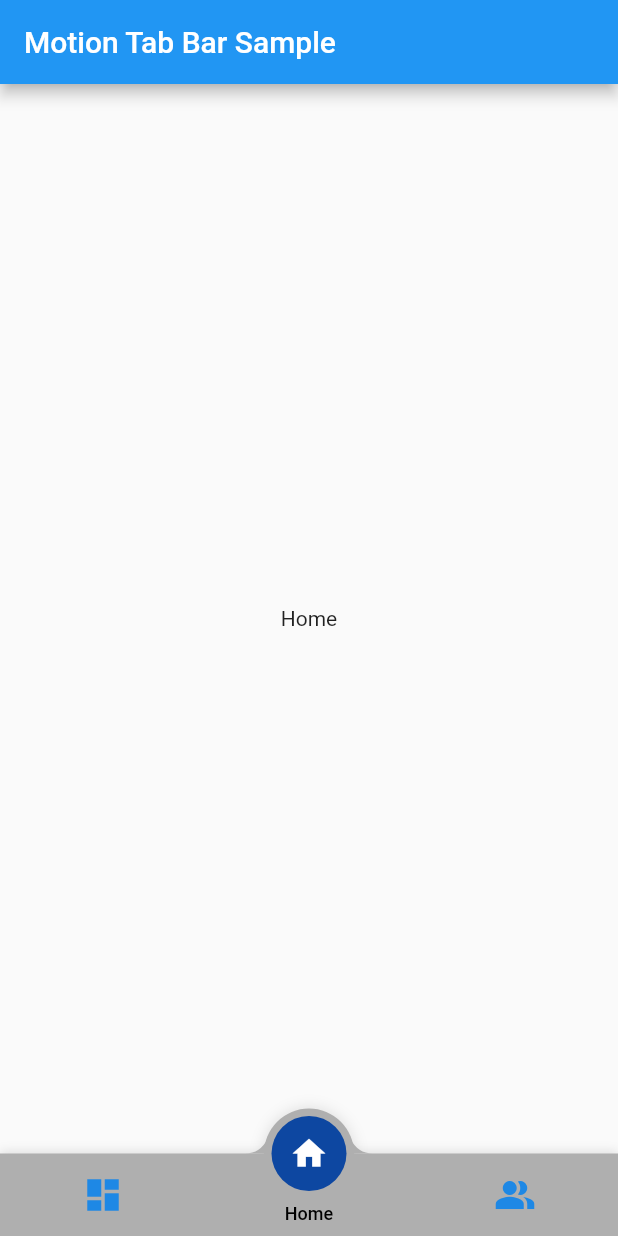
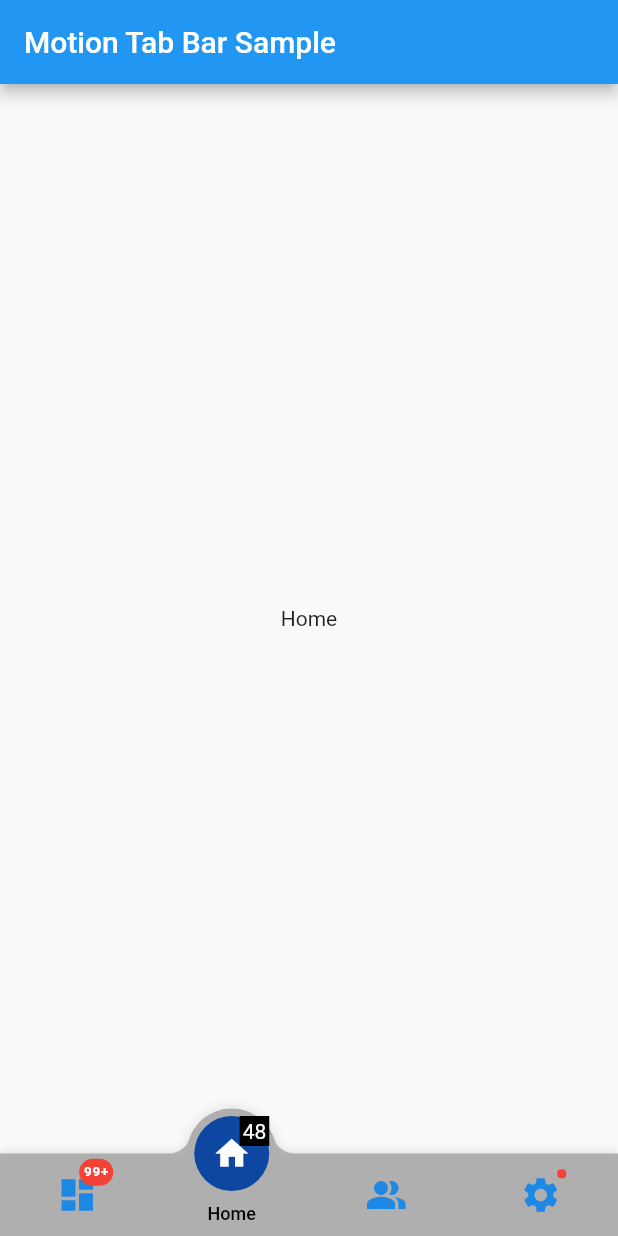
Before and after one commit to therezacuet/Motion-Tab-Bar, a Flutter app: the screen it shows after launch, on a phone screen of 412 x 824 dp. Run offline on Flutter 3.47's test engine with Material 2 defaults, Android fonts, the phone set to English and light mode, and no system bars.

Commit message:
updated to v0.2.1; added badge example; update README.md, CHANGELOG.md

```diff
--- a/example/lib/main.dart
+++ b/example/lib/main.dart
@@ -2,6 +2,7 @@ import 'package:flutter/material.dart';
 import 'package:motion_tab_bar/MotionTabBarView.dart';
 import 'package:motion_tab_bar/MotionTabController.dart';
 import 'package:motion_tab_bar/motiontabbar.dart';
+import 'package:motion_tab_bar/badge.widget.dart';
 
 void main() => runApp(const MyApp());
 
@@ -36,7 +37,11 @@ class _MyHomePageState extends State<MyHomePage> with TickerProviderStateMixin {
   @override
   void initState() {
     super.initState();
-    _tabController = MotionTabController(initialIndex: 1, vsync: this);
+    _tabController = MotionTabController(
+      initialIndex: 1,
+      length: 4,
+      vsync: this,
+    );
   }
 
   @override
@@ -53,8 +58,42 @@ class _MyHomePageState extends State<MyHomePage> with TickerProviderStateMixin {
       ),
       bottomNavigationBar: MotionTabBar(
         initialSelectedTab: "Home",
-        labels: const ["Dashboard", "Home", "Profile"],
-        icons: const [Icons.dashboard, Icons.home, Icons.people_alt],
+        labels: const ["Dashboard", "Home", "Profile", "Settings"],
+        icons: const [Icons.dashboard, Icons.home, Icons.people_alt, Icons.settings],
+
+        // optional badges, length must be same with labels
+        badges: [
+          // Default Motion Badge Widget
+          const MotionBadgeWidget(
+            text: '99+',
+            textColor: Colors.white, // optional, default to Colors.white
+            color: Colors.red, // optional, default to Colors.red
+            size: 18, // optional, default to 18
+          ),
+
+          // custom badge Widget
+          Container(
+            color: Colors.black,
+            padding: const EdgeInsets.all(2),
+            child: const Text(
+              '48',
+              style: TextStyle(
+                fontSize: 14,
+                color: Colors.white,
+              ),
+            ),
+          ),
+
+          // allow null
+          null,
+
+          // Default Motion Badge Widget with indicator only
+          const MotionBadgeWidget(
+            isIndicator: true,
+            color: Colors.red, // optional, default to Colors.red
+            size: 5, // optional, default to 5,
+          ),
+        ],
         tabSize: 50,
         tabBarHeight: 55,
         textStyle: const TextStyle(
@@ -89,6 +128,9 @@ class _MyHomePageState extends State<MyHomePage> with TickerProviderStateMixin {
           const Center(
             child: Text("Profile"),
           ),
+          const Center(
+            child: Text("Settings"),
+          ),
         ],
       ),
     );
--- a/pubspec.yaml
+++ b/pubspec.yaml
@@ -1,6 +1,6 @@
 name: motion_tab_bar
 description: An animated Bottom Navigation Bar for Flutter apps, icon animates into place, colors are customizable.
-version: 0.2.0
+version: 0.2.1
 homepage: https://github.com/therezacuet/Motion-Tab-Bar
 
 environment:
```
Also changed, not shown: example/pubspec.lock, 2 other files.
